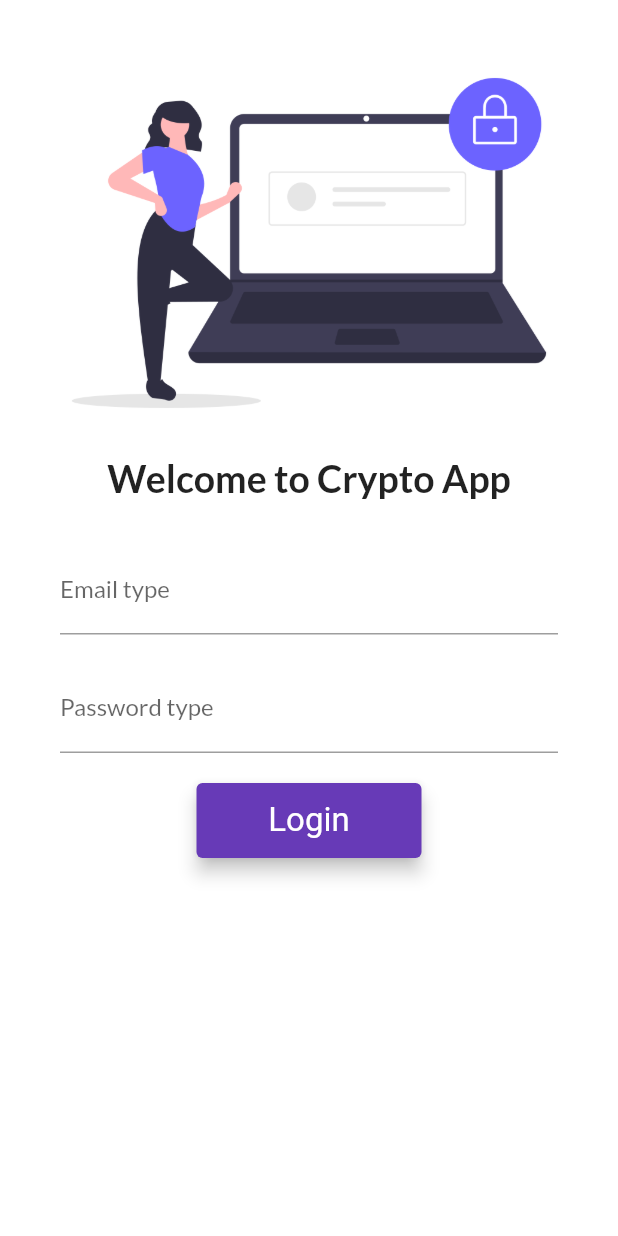
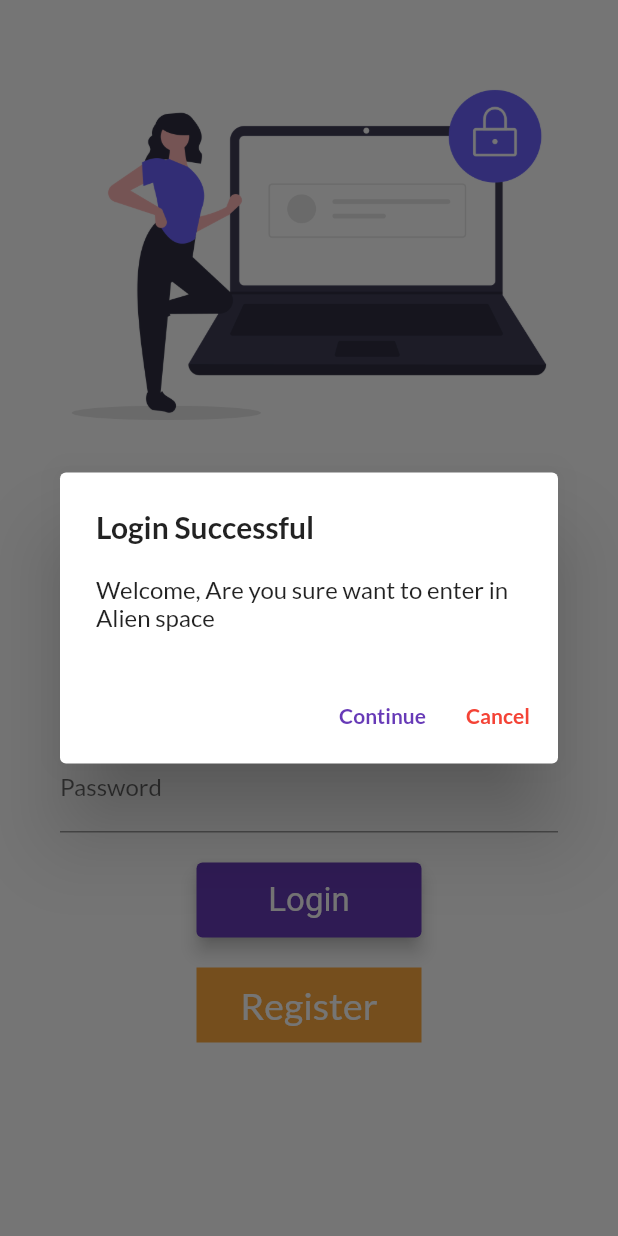
Before and after one commit to BabarHussainKH/30DaysFlutterWithBabar, a Flutter app: the screen it shows after launch, after a tap on "Login", on a phone screen of 412 x 824 dp. Run offline on Flutter 3.47's test engine with Material 2 defaults, Android fonts, the phone set to English and light mode, and no system bars; our stand-ins replace google_fonts; Roboto replaces fonts that are missing (Adamina).

Commit message:
days 4 completed

```diff
--- a/lib/main.dart
+++ b/lib/main.dart
@@ -2,6 +2,7 @@ import 'package:flutter/material.dart';
 import 'package:google_fonts/google_fonts.dart';
 import 'package:my_app/pages/home_page.dart';
 import 'package:my_app/pages/login_page.dart';
+import 'package:my_app/utils/AppRoutes.dart';
 
 void main() {
   runApp(const MyApp());
@@ -24,9 +25,9 @@ class MyApp extends StatelessWidget {
     initialRoute: '/',
     // home:const Login(title: "Login Page"),
     routes: {
-    "/": (context) => const Login(title: ""),
-    "/Home": (context) => const Home(title: "My Home Page"),
-    "/Login": (context) => const Login(title: "Login Page")
+    "/": (context) => const Login(title: "Login Page"),
+    AppRoutes.homeRoute: (context) => const Home(title: "My Home Page"),
+    AppRoutes.loginRoute: (context) => const Login(title: "Login Page")
     },
     );
   }
--- a/lib/pages/login_page.dart
+++ b/lib/pages/login_page.dart
@@ -1,6 +1,8 @@
 import 'package:flutter/cupertino.dart';
 import 'package:flutter/material.dart';
 import 'package:google_fonts/google_fonts.dart';
+
+import '../utils/AppRoutes.dart';
 
 class Login extends StatefulWidget {
   const Login({Key? key, required this.title}) : super(key: key);
@@ -11,63 +13,116 @@ class Login extends StatefulWidget {
 }
 
 class _LoginState extends State<Login> {
+  String name = "";
+  bool changeButton = false;
+
   @override
   Widget build(BuildContext context) {
     return Material(
         color: Colors.white,
+        child: SingleChildScrollView(
+          padding: EdgeInsets.only(bottom: 20),
           child: Column(
               mainAxisAlignment: MainAxisAlignment.start,
               crossAxisAlignment: CrossAxisAlignment.center,
               mainAxisSize: MainAxisSize.max,
               children: [
                 const SizedBox(height: 20),
-              Image.asset("assets/images/login_image.png"),
+                Image.asset(
+                  "assets/images/login_image.png",
+                  height: 300,
+                ),
                 const Text(
                   "Welcome to Crypto App",
                   style: TextStyle(fontSize: 25, fontWeight: FontWeight.bold),
                 ),
+                const SizedBox(
+                  height: 20,
+                ),
+                Text([false, "", null, 0].contains(name) ? "" : "Hello $name"),
                 Padding(
                   padding: const EdgeInsets.only(top: 30, left: 40, right: 40),
                   child: Column(
                     children: [
                       TextFormField(
                         decoration: const InputDecoration(
-                          hintText: "Enter your email",
-                          labelText: "Email type"),
+                            hintText: "Enter your name", labelText: "Name"),
+                        onChanged: (value) {
+                          name = value;
+                          setState(() {});
+                        },
                       ),
                       const SizedBox(height: 20),
                       TextFormField(
                         obscureText: true,
                         decoration: const InputDecoration(
                             hintText: "Enter your password",
-                          labelText: "Password type"),
+                            labelText: "Password"),
                       ),
                       const SizedBox(height: 20),
                       ElevatedButton(
-                      style:TextButton.styleFrom(
+                          style: TextButton.styleFrom(
                             elevation: 5,
-                        textStyle: TextStyle(fontSize: 22, fontFamily: GoogleFonts.adamina().fontFamily),
-                        fixedSize:Size(150,50),
+                            textStyle: TextStyle(
+                                fontSize: 22,
+                                fontFamily: GoogleFonts.adamina().fontFamily),
+                            fixedSize: Size(150, 50),
                           ),
                           onPressed: () {
-                          // showDialog(
-                          //   context: context,
-                          // git  builder: (BuildContext context) {
-                          //     return myDialog(
-                          //         "Login Successful", "Welcome, Are you sure want to enter in Alien space");
-                          //   },
-                          // );
+                            showDialog(
+                              context: context,
+                              builder: (BuildContext context) {
+                                return myDialog("Login Successful",
+                                    "Welcome, Are you sure want to enter in Alien space");
                               },
-                        child: const Text("Login"))
+                            );
+                          },
+                          child: const Text("Login")),
+                      const SizedBox(
+                        height: 20,
+                      ),
+                      InkWell(
+                        onTap: () async {
+                          setState(() {
+                            changeButton = true;
+                          });
+                          await Future.delayed(const Duration(milliseconds: 600));
+                          Navigator.pushNamed(context, AppRoutes.homeRoute);
+                        },
+                        child: AnimatedContainer(
+                            duration: const Duration(milliseconds: 600),
+                            alignment: Alignment.center,
+                            // color: Colors.purple,
+                            width: changeButton ? 50 : 150,
+                            height: 50,
+                            child: changeButton
+                                ? Icon(Icons.done)
+                                : const Text(
+                                    "Register",
+                                    style: TextStyle(
+                                        fontSize: 25, color: Colors.white),
+                                  ),
+                            decoration: BoxDecoration(
+                              shape: changeButton
+                                  ? BoxShape.circle
+                                  : BoxShape.rectangle,
+                              color: Colors.orangeAccent,
+                              // borderRadius: BorderRadius.circular(changeButton? 70:40)
+                            )),
+                      )
                     ],
                   ),
                 )
-            ]));
+              ]),
+        ));
   }
 
   myDialog(String title, String content) {
     return AlertDialog(
-      title: Text(title, style: TextStyle(fontWeight: FontWeight.bold),),
+      title: Text(
+        title,
+        style: TextStyle(fontWeight: FontWeight.bold),
+      ),
       content: Text(content),
       actions: [
         TextButton(
@@ -75,6 +130,7 @@ class _LoginState extends State<Login> {
               style: TextStyle(fontWeight: FontWeight.bold)),
           onPressed: () {
             Navigator.of(context).pop(); // dismiss dialog
+            Navigator.pushNamed(context, AppRoutes.homeRoute);
           },
         ),
         TextButton(
--- /dev/null
+++ b/lib/utils/AppRoutes.dart
@@ -0,0 +1,4 @@
+class AppRoutes {
+  static String loginRoute = "/Login";
+  static String homeRoute = "/Home";
+}
```
Lines whose indentation alone changed are shown as unchanged.
